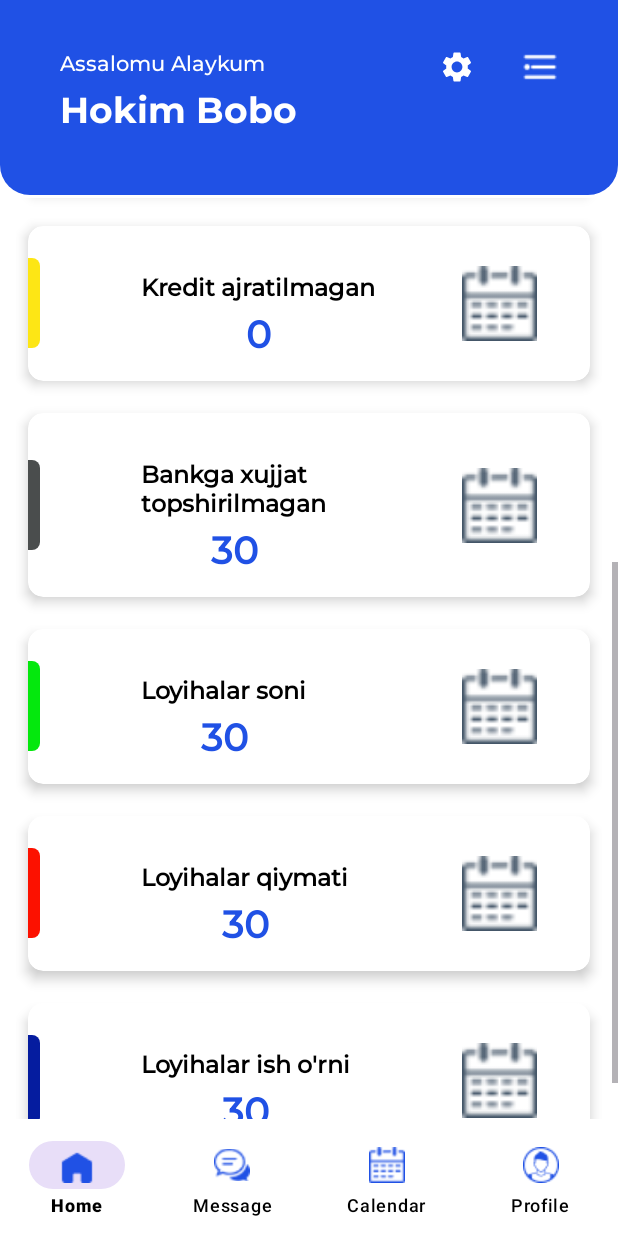
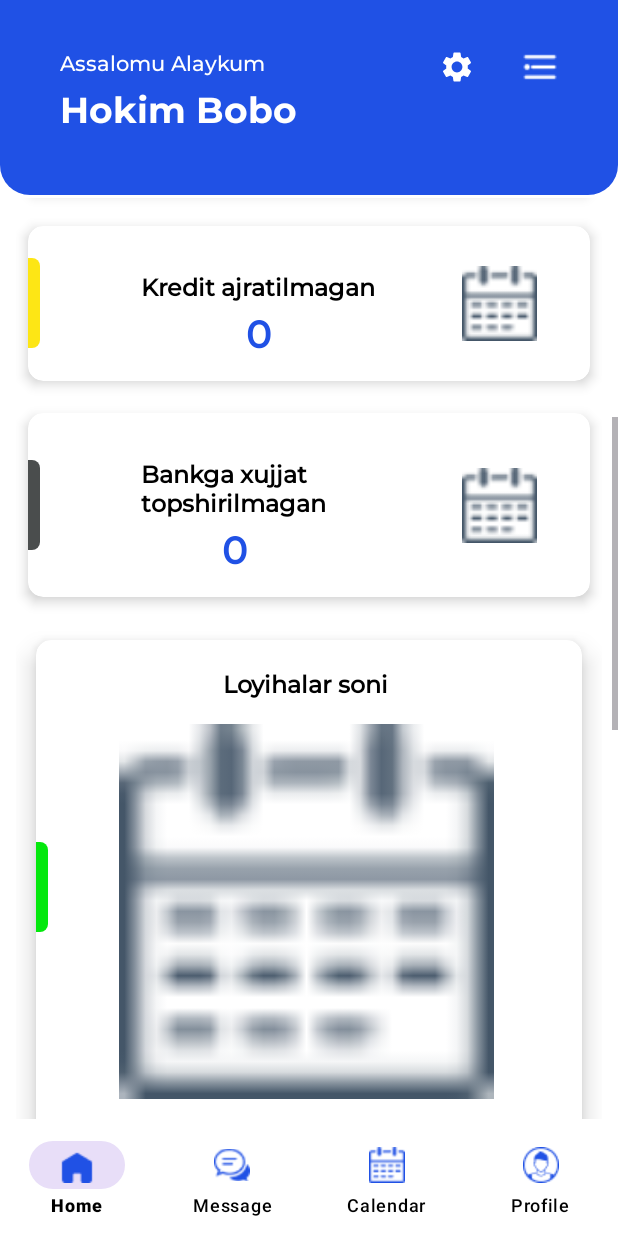
Before and after one commit to JasurbekRuzimov/MonioringApp, an Android app: the MainActivity screen opened directly, with no data from a screen before it, scrolled down 429 dp, on a phone screen of 412 x 824 dp. Run offline under Robolectric (Android 15) with nearby library versions, the phone set to English and light mode, and no system bars.

Commit message:
Dashboard is ready !

```diff
--- a/app/src/main/res/layout/activity_main.xml
+++ b/app/src/main/res/layout/activity_main.xml
@@ -445,7 +445,7 @@
                             android:layout_height="wrap_content"
                             android:layout_marginTop="4dp"
                             android:fontFamily="@font/montserrat_medium"
-                            android:text="30"
+                            android:text="0"
                             android:textColor="@color/colorPrimary"
                             android:textSize="25sp"
                             android:textStyle="bold"
@@ -494,7 +494,7 @@
                     android:scrollbarStyle="insideInset"
                     android:scrollbars="vertical"
                     app:cardCornerRadius="10dp"
-                    app:cardElevation="5dp"
+                    app:cardElevation="10dp"
                     app:cardUseCompatPadding="true">
 
                     <TextView
@@ -513,48 +513,31 @@
                         android:layout_margin="10dp"
                         android:padding="5dp">
 
-
-                        <TextView
-                            android:id="@+id/allPrChart_txt"
-                            android:layout_width="wrap_content"
-                            android:layout_height="wrap_content"
-                            android:layout_marginTop="4dp"
-                            android:fontFamily="@font/montserrat_medium"
-                            android:text="30"
-                            android:textColor="@color/colorPrimary"
-                            android:textSize="25sp"
-                            android:textStyle="bold"
-                            app:layout_constraintBottom_toBottomOf="parent"
-                            app:layout_constraintEnd_toEndOf="@+id/allChartName_txt"
-                            app:layout_constraintStart_toStartOf="@+id/allChartName_txt"
-                            app:layout_constraintTop_toBottomOf="@+id/allChartName_txt"
-                            app:layout_constraintVertical_bias="1.0"
-                            tools:ignore="HardcodedText" />
-
                         <TextView
                             android:id="@+id/allChartName_txt"
                             android:layout_width="wrap_content"
                             android:layout_height="wrap_content"
-                            android:layout_marginStart="60dp"
+                            android:layout_marginTop="3dp"
                             android:fontFamily="@font/montserrat_medium"
                             android:text="Loyihalar soni"
                             android:textColor="@color/black"
                             android:textSize="16sp"
                             android:textStyle="bold"
-                            app:layout_constraintBottom_toBottomOf="parent"
+                            app:layout_constraintEnd_toEndOf="parent"
                             app:layout_constraintStart_toStartOf="parent"
                             app:layout_constraintTop_toTopOf="parent"
-                            app:layout_constraintVertical_bias="0.29"
                             tools:ignore="HardcodedText" />
 
                         <ImageView
                             android:id="@+id/image6"
-                            android:layout_width="50dp"
-                            android:layout_height="50dp"
-                            android:layout_marginEnd="16dp"
+                            android:layout_width="250dp"
+                            android:layout_height="250dp"
+                            android:layout_marginTop="16dp"
+                            android:layout_marginBottom="8dp"
                             app:layout_constraintBottom_toBottomOf="parent"
-                            app:layout_constraintEnd_toEndOf="parent"
-                            app:layout_constraintTop_toTopOf="parent"
+                            app:layout_constraintEnd_toEndOf="@+id/allChartName_txt"
+                            app:layout_constraintStart_toStartOf="@+id/allChartName_txt"
+                            app:layout_constraintTop_toBottomOf="@+id/allChartName_txt"
                             app:srcCompat="@drawable/calendar"
                             tools:ignore="ContentDescription,MissingConstraints" />
 
@@ -569,7 +552,7 @@
                     android:scrollbarStyle="insideInset"
                     android:scrollbars="vertical"
                     app:cardCornerRadius="10dp"
-                    app:cardElevation="5dp"
+                    app:cardElevation="10dp"
                     app:cardUseCompatPadding="true">
 
                     <TextView
@@ -590,46 +573,31 @@
 
 
                         <TextView
-                            android:id="@+id/prQiymatiName_txt"
+                            android:id="@+id/prQiymatiName"
                             android:layout_width="wrap_content"
                             android:layout_height="wrap_content"
                             android:layout_marginTop="4dp"
-                            android:fontFamily="@font/montserrat_medium"
-                            android:text="30"
-                            android:textColor="@color/colorPrimary"
-                            android:textSize="25sp"
-                            android:textStyle="bold"
-                            app:layout_constraintBottom_toBottomOf="parent"
-                            app:layout_constraintEnd_toEndOf="@+id/prQiymatiName"
-                            app:layout_constraintStart_toStartOf="@+id/prQiymatiName"
-                            app:layout_constraintTop_toBottomOf="@+id/prQiymatiName"
-                            app:layout_constraintVertical_bias="1.0"
-                            tools:ignore="HardcodedText" />
-
-                        <TextView
-                            android:id="@+id/prQiymatiName"
-                            android:layout_width="wrap_content"
-                            android:layout_height="wrap_content"
-                            android:layout_marginStart="60dp"
                             android:fontFamily="@font/montserrat_medium"
                             android:text="Loyihalar qiymati"
                             android:textColor="@color/black"
                             android:textSize="16sp"
                             android:textStyle="bold"
-                            app:layout_constraintBottom_toBottomOf="parent"
+                            app:layout_constraintEnd_toEndOf="parent"
                             app:layout_constraintStart_toStartOf="parent"
                             app:layout_constraintTop_toTopOf="parent"
-                            app:layout_constraintVertical_bias="0.29"
                             tools:ignore="HardcodedText" />
 
                         <ImageView
                             android:id="@+id/image7"
-                            android:layout_width="50dp"
-                            android:layout_height="50dp"
+                            android:layout_width="250dp"
+                            android:layout_height="250dp"
+                            android:layout_marginTop="16dp"
                             android:layout_marginEnd="16dp"
+                            android:layout_marginBottom="8dp"
                             app:layout_constraintBottom_toBottomOf="parent"
-                            app:layout_constraintEnd_toEndOf="parent"
-                            app:layout_constraintTop_toTopOf="parent"
+                            app:layout_constraintEnd_toEndOf="@+id/prQiymatiName"
+                            app:layout_constraintStart_toStartOf="@+id/prQiymatiName"
+                            app:layout_constraintTop_toBottomOf="@+id/prQiymatiName"
                             app:srcCompat="@drawable/calendar"
                             tools:ignore="ContentDescription,MissingConstraints" />
 
@@ -644,7 +612,7 @@
                     android:scrollbarStyle="insideInset"
                     android:scrollbars="vertical"
                     app:cardCornerRadius="10dp"
-                    app:cardElevation="5dp"
+                    app:cardElevation="10dp"
                     app:cardUseCompatPadding="true">
 
                     <TextView
@@ -665,46 +633,30 @@
 
 
                         <TextView
-                            android:id="@+id/ishOrni_txt"
+                            android:id="@+id/ishOrniName_txt"
                             android:layout_width="wrap_content"
                             android:layout_height="wrap_content"
                             android:layout_marginTop="4dp"
-                            android:fontFamily="@font/montserrat_medium"
-                            android:text="30"
-                            android:textColor="@color/colorPrimary"
-                            android:textSize="25sp"
-                            android:textStyle="bold"
-                            app:layout_constraintBottom_toBottomOf="parent"
-                            app:layout_constraintEnd_toEndOf="@+id/ishOrniName_txt"
-                            app:layout_constraintStart_toStartOf="@+id/ishOrniName_txt"
-                            app:layout_constraintTop_toBottomOf="@+id/ishOrniName_txt"
-                            app:layout_constraintVertical_bias="1.0"
-                            tools:ignore="HardcodedText" />
-
-                        <TextView
-                            android:id="@+id/ishOrniName_txt"
-                            android:layout_width="wrap_content"
-                            android:layout_height="wrap_content"
-                            android:layout_marginStart="60dp"
                             android:fontFamily="@font/montserrat_medium"
                             android:text="Loyihalar ish o'rni"
                             android:textColor="@color/black"
                             android:textSize="16sp"
                             android:textStyle="bold"
-                            app:layout_constraintBottom_toBottomOf="parent"
+                            app:layout_constraintEnd_toEndOf="parent"
                             app:layout_constraintStart_toStartOf="parent"
                             app:layout_constraintTop_toTopOf="parent"
-                            app:layout_constraintVertical_bias="0.29"
                             tools:ignore="HardcodedText" />
 
                         <ImageView
                             android:id="@+id/image8"
-                            android:layout_width="50dp"
-                            android:layout_height="50dp"
-                            android:layout_marginEnd="16dp"
+                            android:layout_width="250dp"
+                            android:layout_height="250dp"
+                            android:layout_marginTop="16dp"
+                            android:layout_marginBottom="8dp"
                             app:layout_constraintBottom_toBottomOf="parent"
-                            app:layout_constraintEnd_toEndOf="parent"
-                            app:layout_constraintTop_toTopOf="parent"
+                            app:layout_constraintEnd_toEndOf="@+id/ishOrniName_txt"
+                            app:layout_constraintStart_toStartOf="@+id/ishOrniName_txt"
+                            app:layout_constraintTop_toBottomOf="@+id/ishOrniName_txt"
                             app:srcCompat="@drawable/calendar"
                             tools:ignore="ContentDescription,MissingConstraints" />
 
```
